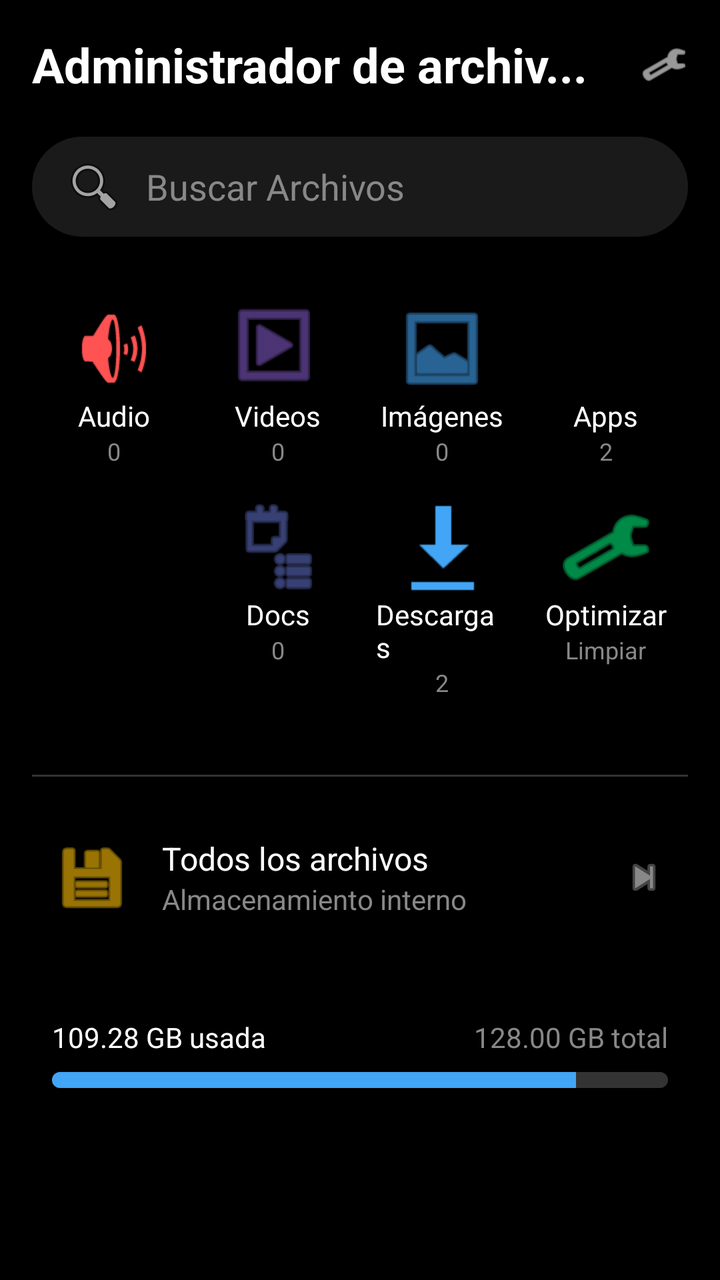
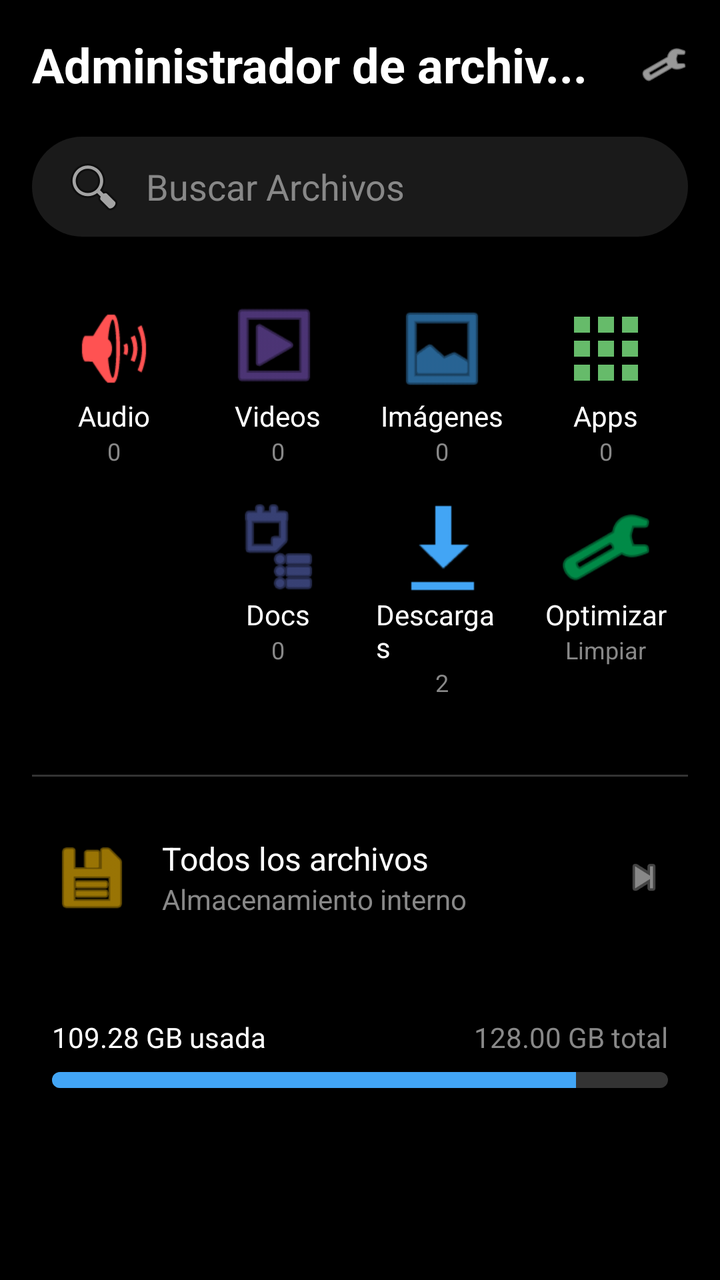

Before-and-after screenshots of an Android layout around one commit, followed by the original layout XML and the change that was made.
<!-- AndroidManifest.xml: application theme Theme.FileFix -->
<!-- res/layout/activity_dashboard.xml -->
<?xml version="1.0" encoding="utf-8"?>
<androidx.core.widget.NestedScrollView xmlns:android="http://schemas.android.com/apk/res/android"
    xmlns:app="http://schemas.android.com/apk/res-auto"
    xmlns:tools="http://schemas.android.com/tools"
    android:layout_width="match_parent"
    android:layout_height="match_parent"
    android:background="#000000"
    tools:context=".DashboardActivity">
    ​
    <androidx.constraintlayout.widget.ConstraintLayout
        android:layout_width="match_parent"
        android:layout_height="wrap_content"
        android:padding="16dp">
        ​
        <TextView
            android:id="@+id/tvTitle"
            android:layout_width="wrap_content"
            android:layout_height="wrap_content"
            android:text="Administrador de archiv..."
            android:textColor="#FFFFFF"
            android:textSize="24sp"
            android:textStyle="bold"
            app:layout_constraintStart_toStartOf="parent"
            app:layout_constraintTop_toTopOf="parent" />
        ​
        <ImageView
            android:layout_width="24dp"
            android:layout_height="24dp"
            android:src="@android:drawable/ic_menu_manage"
            app:layout_constraintEnd_toEndOf="parent"
            app:layout_constraintTop_toTopOf="@id/tvTitle"
            app:layout_constraintBottom_toBottomOf="@id/tvTitle"
            app:tint="#FFFFFF" />
        ​
        <EditText
            android:id="@+id/etSearch"
            android:layout_width="match_parent"
            android:layout_height="50dp"
            android:layout_marginTop="20dp"
            android:background="@drawable/search_bg"
            android:drawableStart="@android:drawable/ic_menu_search"
            android:drawablePadding="10dp"
            android:hint="Buscar Archivos"
            android:paddingStart="15dp"
            android:textColorHint="#888888"
            app:layout_constraintTop_toBottomOf="@id/tvTitle" />
        ​
        <GridLayout
            android:id="@+id/gridLayout"
            android:layout_width="match_parent"
            android:layout_height="wrap_content"
            android:layout_marginTop="24dp"
            android:columnCount="4"
            android:rowCount="2"
            app:layout_constraintTop_toBottomOf="@id/etSearch">

            
            
            <LinearLayout
                android:layout_width="0dp"
                android:layout_height="wrap_content"
                android:layout_columnWeight="1"
                android:gravity="center"
                android:orientation="vertical"
                android:padding="8dp">
                <ImageView
                    android:layout_width="48dp"
                    android:layout_height="48dp"
                    android:src="@android:drawable/ic_lock_silent_mode_off"
                    app:tint="#FF5252" />
                <TextView
                    android:layout_width="wrap_content"
                    android:layout_height="wrap_content"
                    android:text="Audio"
                    android:textColor="#FFFFFF" />
                <TextView
                    android:id="@+id/tvAudioCount"
                    android:layout_width="wrap_content"
                    android:layout_height="wrap_content"
                    android:text="0"
                    android:textColor="#888888"
                    android:textSize="12sp" />
            </LinearLayout>

            
            <LinearLayout
                android:layout_width="0dp"
                android:layout_height="wrap_content"
                android:layout_columnWeight="1"
                android:gravity="center"
                android:orientation="vertical"
                android:padding="8dp">
                <ImageView
                    android:layout_width="48dp"
                    android:layout_height="48dp"
                    android:src="@android:drawable/ic_menu_slideshow"
                    app:tint="#7E57C2" />
                <TextView
                    android:layout_width="wrap_content"
                    android:layout_height="wrap_content"
                    android:text="Videos"
                    android:textColor="#FFFFFF" />
                <TextView
                    android:id="@+id/tvVideoCount"
                    android:layout_width="wrap_content"
                    android:layout_height="wrap_content"
                    android:text="0"
                    android:textColor="#888888"
                    android:textSize="12sp" />
            </LinearLayout>

            
            <LinearLayout
                android:layout_width="0dp"
                android:layout_height="wrap_content"
                android:layout_columnWeight="1"
                android:gravity="center"
                android:orientation="vertical"
                android:padding="8dp">
                <ImageView
                    android:layout_width="48dp"
                    android:layout_height="48dp"
                    android:src="@android:drawable/ic_menu_gallery"
                    app:tint="#42A5F5" />
                <TextView
                    android:layout_width="wrap_content"
                    android:layout_height="wrap_content"
                    android:text="Imágenes"
                    android:textColor="#FFFFFF" />
                <TextView
                    android:id="@+id/tvImageCount"
                    android:layout_width="wrap_content"
                    android:layout_height="wrap_content"
                    android:text="0"
                    android:textColor="#888888"
                    android:textSize="12sp" />
            </LinearLayout>

            
            <LinearLayout
                android:layout_width="0dp"
                android:layout_height="wrap_content"
                android:layout_columnWeight="1"
                android:gravity="center"
                android:orientation="vertical"
                android:padding="8dp">
                <ImageView
                    android:layout_width="48dp"
                    android:layout_height="48dp"
                    android:src="@android:drawable/sym_def_app_icon"
                    app:tint="#66BB6A" />
                <TextView
                    android:layout_width="wrap_content"
                    android:layout_height="wrap_content"
                    android:text="Apps"
                    android:textColor="#FFFFFF" />
                <TextView
                    android:layout_width="wrap_content"
                    android:layout_height="wrap_content"
                    android:text="2"
                    android:textColor="#888888"
                    android:textSize="12sp" />
            </LinearLayout>

            
            <View android:layout_width="0dp" android:layout_height="0dp" android:layout_columnWeight="0.5" />

            
            <LinearLayout
                android:layout_width="0dp"
                android:layout_height="wrap_content"
                android:layout_columnWeight="1"
                android:gravity="center"
                android:orientation="vertical"
                android:padding="8dp">
                <ImageView
                    android:layout_width="48dp"
                    android:layout_height="48dp"
                    android:src="@android:drawable/ic_menu_agenda"
                    app:tint="#5C6BC0" />
                <TextView
                    android:layout_width="wrap_content"
                    android:layout_height="wrap_content"
                    android:text="Docs"
                    android:textColor="#FFFFFF" />
                <TextView
                    android:id="@+id/tvDocCount"
                    android:layout_width="wrap_content"
                    android:layout_height="wrap_content"
                    android:text="0"
                    android:textColor="#888888"
                    android:textSize="12sp" />
            </LinearLayout>

            
            <LinearLayout
                android:id="@+id/llDownloads"
                android:layout_width="0dp"
                android:layout_height="wrap_content"
                android:layout_columnWeight="1"
                android:clickable="true"
                android:focusable="true"
                android:gravity="center"
                android:orientation="vertical"
                android:padding="8dp">
                <ImageView
                    android:layout_width="48dp"
                    android:layout_height="48dp"
                    android:src="@android:drawable/stat_sys_download_done"
                    app:tint="#42A5F5" />
                <TextView
                    android:layout_width="wrap_content"
                    android:layout_height="wrap_content"
                    android:text="Descargas"
                    android:textColor="#FFFFFF" />
                <TextView
                    android:id="@+id/tvDownloadCount"
                    android:layout_width="wrap_content"
                    android:layout_height="wrap_content"
                    android:text="2"
                    android:textColor="#888888"
                    android:textSize="12sp" />
            </LinearLayout>

            
            <LinearLayout
                android:id="@+id/llOptimizeCategory"
                android:layout_width="0dp"
                android:layout_height="wrap_content"
                android:layout_columnWeight="1"
                android:clickable="true"
                android:focusable="true"
                android:gravity="center"
                android:orientation="vertical"
                android:padding="8dp">
                <ImageView
                    android:layout_width="48dp"
                    android:layout_height="48dp"
                    android:src="@android:drawable/ic_menu_manage"
                    app:tint="#00E676" />
                <TextView
                    android:layout_width="wrap_content"
                    android:layout_height="wrap_content"
                    android:text="Optimizar"
                    android:textColor="#FFFFFF" />
                <TextView
                    android:layout_width="wrap_content"
                    android:layout_height="wrap_content"
                    android:text="Limpiar"
                    android:textColor="#888888"
                    android:textSize="12sp" />
            </LinearLayout>

            <View android:layout_width="0dp" android:layout_height="0dp" android:layout_columnWeight="0.5" />
        </GridLayout>

        <View
            android:id="@+id/divider"
            android:layout_width="match_parent"
            android:layout_height="1dp"
            android:layout_marginTop="30dp"
            android:background="#333333"
            app:layout_constraintTop_toBottomOf="@id/gridLayout" />

        <LinearLayout
            android:id="@+id/llAllFiles"
            android:layout_width="match_parent"
            android:layout_height="wrap_content"
            android:layout_marginTop="20dp"
            android:clickable="true"
            android:focusable="true"
            android:gravity="center_vertical"
            android:orientation="horizontal"
            android:padding="10dp"
            app:layout_constraintTop_toBottomOf="@id/divider">

            <ImageView
                android:layout_width="40dp"
                android:layout_height="40dp"
                android:src="@android:drawable/ic_menu_save"
                app:tint="#FFC107" />

            <LinearLayout
                android:layout_width="0dp"
                android:layout_height="wrap_content"
                android:layout_marginStart="15dp"
                android:layout_weight="1"
                android:orientation="vertical">

                <TextView
                    android:layout_width="wrap_content"
                    android:layout_height="wrap_content"
                    android:text="Todos los archivos"
                    android:textColor="#FFFFFF"
                    android:textSize="16sp" />

                <TextView
                    android:layout_width="wrap_content"
                    android:layout_height="wrap_content"
                    android:text="Almacenamiento interno"
                    android:textColor="#888888"
                    android:textSize="14sp" />
            </LinearLayout>

            <ImageView
                android:layout_width="24dp"
                android:layout_height="24dp"
                android:src="@android:drawable/ic_media_next"
                app:tint="#888888" />
        </LinearLayout>

        
        <LinearLayout
            android:id="@+id/llStorageInfo"
            android:layout_width="match_parent"
            android:layout_height="wrap_content"
            android:layout_marginTop="30dp"
            android:orientation="vertical"
            android:padding="10dp"
            app:layout_constraintTop_toBottomOf="@id/llAllFiles">

            <RelativeLayout
                android:layout_width="match_parent"
                android:layout_height="wrap_content"
                android:layout_marginBottom="8dp">

                <TextView
                    android:id="@+id/tvStorageUsed"
                    android:layout_width="wrap_content"
                    android:layout_height="wrap_content"
                    android:text="109.28 GB usada"
                    android:textColor="#FFFFFF"
                    android:textSize="14sp" />

                <TextView
                    android:id="@+id/tvStorageTotal"
                    android:layout_width="wrap_content"
                    android:layout_height="wrap_content"
                    android:layout_alignParentEnd="true"
                    android:text="128.00 GB total"
                    android:textColor="#888888"
                    android:textSize="14sp" />
            </RelativeLayout>

            <ProgressBar
                android:id="@+id/storageProgressBar"
                style="@android:style/Widget.ProgressBar.Horizontal"
                android:layout_width="match_parent"
                android:layout_height="8dp"
                android:progress="85"
                android:progressDrawable="@drawable/storage_progress_bg" />

        </LinearLayout>
        ​
    </androidx.constraintlayout.widget.ConstraintLayout>
</androidx.core.widget.NestedScrollView>
<!-- resources referenced by this layout -->
<resources>
  <!-- drawable search_bg (drawable) -->
  <?xml version="1.0" encoding="utf-8"?>
  <shape xmlns:android="http://schemas.android.com/apk/res/android">
      <solid android:color="#1A1A1A" />
      <corners android:radius="25dp" />
  </shape>
  <!-- drawable storage_progress_bg (drawable) -->
  <?xml version="1.0" encoding="utf-8"?>
  <layer-list xmlns:android="http://schemas.android.com/apk/res/android">
      <item android:id="@android:id/background">
          <shape>
              <corners android:radius="5dp" />
              <solid android:color="#333333" />
          </shape>
      </item>
      <item android:id="@android:id/progress">
          <clip>
              <shape>
                  <corners android:radius="5dp" />
                  <solid android:color="#42A5F5" />
              </shape>
          </clip>
      </item>
  </layer-list>
  <style name="Theme.FileFix" parent="Theme.MaterialComponents.DayNight.NoActionBar">
          
          <item name="colorPrimary">@color/purple_500</item>
          <item name="colorPrimaryVariant">@color/purple_700</item>
          <item name="colorOnPrimary">@color/white</item>
          
          <item name="colorSecondary">@color/teal_200</item>
          <item name="colorSecondaryVariant">@color/teal_700</item>
          <item name="colorOnSecondary">@color/black</item>
          
          <item name="android:statusBarColor">?attr/colorPrimaryVariant</item>
          
      </style>
  <color name="purple_500">#FF6200EE</color>
  <color name="purple_700">#FF3700B3</color>
  <color name="white">#FFFFFFFF</color>
  <color name="teal_200">#FF03DAC5</color>
  <color name="teal_700">#FF018786</color>
  <color name="black">#FF000000</color>
</resources>

<!-- the commit's change to res/layout/activity_dashboard.xml (unified diff, before → after) -->
@@ -43,6 +43,9 @@
             android:hint="Buscar Archivos"
             android:paddingStart="15dp"
             android:textColorHint="#888888"
+            android:imeOptions="actionSearch"
+            android:inputType="text"
+            android:maxLines="1"
             app:layout_constraintTop_toBottomOf="@id/tvTitle" />
         ​
         <GridLayout
@@ -57,9 +60,12 @@
             
             
             <LinearLayout
-                android:layout_width="0dp"
-                android:layout_height="wrap_content"
-                android:layout_columnWeight="1"
+                android:id="@+id/llAudio"
+                android:layout_width="0dp"
+                android:layout_height="wrap_content"
+                android:layout_columnWeight="1"
+                android:clickable="true"
+                android:focusable="true"
                 android:gravity="center"
                 android:orientation="vertical"
                 android:padding="8dp">
@@ -84,9 +90,12 @@
 
             
             <LinearLayout
-                android:layout_width="0dp"
-                android:layout_height="wrap_content"
-                android:layout_columnWeight="1"
+                android:id="@+id/llVideos"
+                android:layout_width="0dp"
+                android:layout_height="wrap_content"
+                android:layout_columnWeight="1"
+                android:clickable="true"
+                android:focusable="true"
                 android:gravity="center"
                 android:orientation="vertical"
                 android:padding="8dp">
@@ -111,9 +120,12 @@
 
             
             <LinearLayout
-                android:layout_width="0dp"
-                android:layout_height="wrap_content"
-                android:layout_columnWeight="1"
+                android:id="@+id/llImages"
+                android:layout_width="0dp"
+                android:layout_height="wrap_content"
+                android:layout_columnWeight="1"
+                android:clickable="true"
+                android:focusable="true"
                 android:gravity="center"
                 android:orientation="vertical"
                 android:padding="8dp">
@@ -138,26 +150,29 @@
 
             
             <LinearLayout
-                android:layout_width="0dp"
-                android:layout_height="wrap_content"
-                android:layout_columnWeight="1"
-                android:gravity="center"
-                android:orientation="vertical"
-                android:padding="8dp">
-                <ImageView
-                    android:layout_width="48dp"
-                    android:layout_height="48dp"
-                    android:src="@android:drawable/sym_def_app_icon"
-                    app:tint="#66BB6A" />
+                android:id="@+id/llApps"
+                android:layout_width="0dp"
+                android:layout_height="wrap_content"
+                android:layout_columnWeight="1"
+                android:clickable="true"
+                android:focusable="true"
+                android:gravity="center"
+                android:orientation="vertical"
+                android:padding="8dp">
+                <ImageView
+                    android:layout_width="48dp"
+                    android:layout_height="48dp"
+                    android:src="@drawable/ic_apps" />
                 <TextView
                     android:layout_width="wrap_content"
                     android:layout_height="wrap_content"
                     android:text="Apps"
                     android:textColor="#FFFFFF" />
                 <TextView
-                    android:layout_width="wrap_content"
-                    android:layout_height="wrap_content"
-                    android:text="2"
+                    android:id="@+id/tvAppsCount"
+                    android:layout_width="wrap_content"
+                    android:layout_height="wrap_content"
+                    android:text="0"
                     android:textColor="#888888"
                     android:textSize="12sp" />
             </LinearLayout>
@@ -167,9 +182,12 @@
 
             
             <LinearLayout
-                android:layout_width="0dp"
-                android:layout_height="wrap_content"
-                android:layout_columnWeight="1"
+                android:id="@+id/llDocs"
+                android:layout_width="0dp"
+                android:layout_height="wrap_content"
+                android:layout_columnWeight="1"
+                android:clickable="true"
+                android:focusable="true"
                 android:gravity="center"
                 android:orientation="vertical"
                 android:padding="8dp">
<!-- resource entries referenced after the edit -->
@@ -1,5 +1,15 @@
 <!-- resources referenced by this layout -->
 <resources>
+  <!-- drawable ic_apps (drawable) -->
+  <vector xmlns:android="http://schemas.android.com/apk/res/android"
+      android:width="24dp"
+      android:height="24dp"
+      android:viewportWidth="24"
+      android:viewportHeight="24">
+      <path
+          android:fillColor="#66BB6A"
+          android:pathData="M4,8h4L8,4L4,4v4zM10,20h4v-4h-4v4zM4,20h4v-4L4,16v4zM4,14h4v-4L4,10v4zM10,14h4v-4h-4v4zM16,4v4h4L20,4h-4zM10,8h4L14,4h-4v4zM16,14h4v-4h-4v4zM16,20h4v-4h-4v4z"/>
+  </vector>
   <!-- drawable search_bg (drawable) -->
   <?xml version="1.0" encoding="utf-8"?>
   <shape xmlns:android="http://schemas.android.com/apk/res/android">
